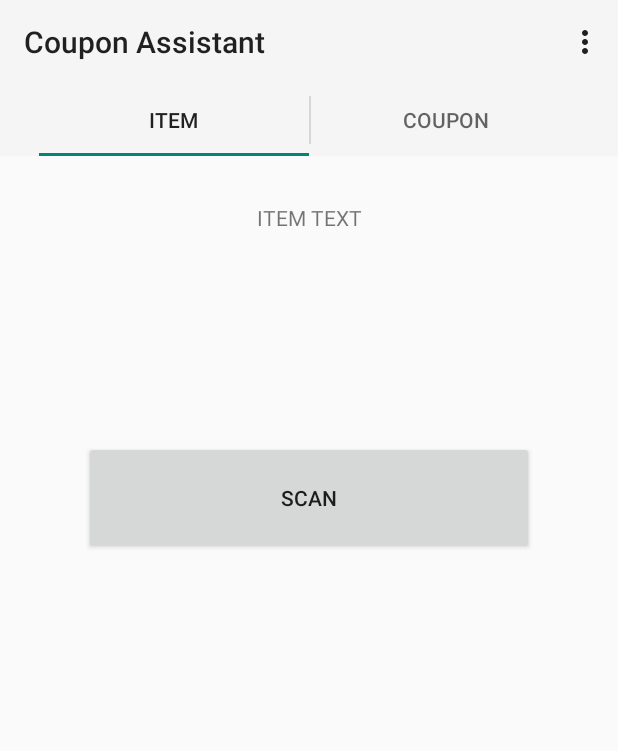
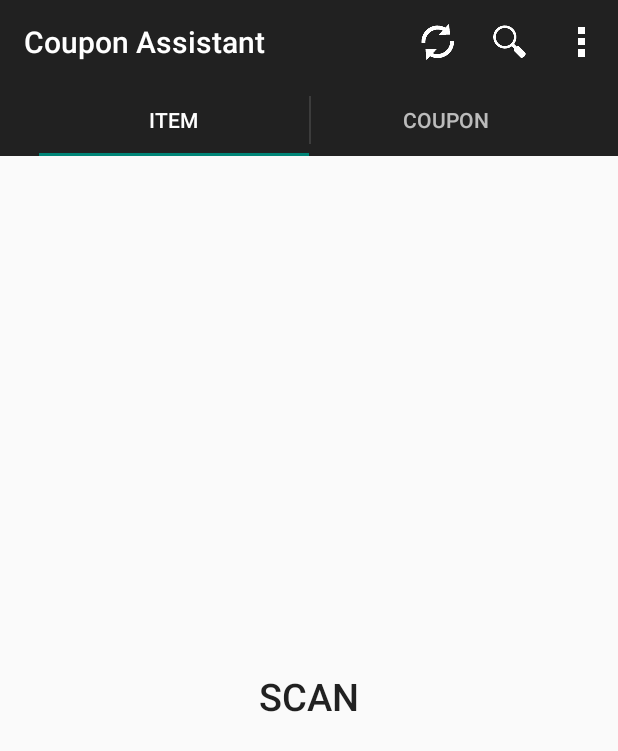
Before and after one commit to DL-Thompson/AndroidCouponAssistant, an Android app: the screen it shows after launch (MainActivity), on a phone screen of 412 x 824 dp. Shown: the top 751 px of the screen. Run offline under Robolectric (Android 15) with nearby library versions, the phone set to English and light mode, and no system bars.

Commit message:
ActionBar - added refresh, search, settings buttons

```diff
--- a/CouponAssistant/CouponAssistant/src/main/AndroidManifest.xml
+++ b/CouponAssistant/CouponAssistant/src/main/AndroidManifest.xml
@@ -5,7 +5,7 @@
     android:versionName="1.0" >
 
     <uses-sdk
-        android:minSdkVersion="9"
+        android:minSdkVersion="14"
         android:targetSdkVersion="18" />
 
     <application
--- a/CouponAssistant/CouponAssistant/src/main/res/layout/fragment_coupon.xml
+++ b/CouponAssistant/CouponAssistant/src/main/res/layout/fragment_coupon.xml
@@ -8,7 +8,7 @@
     android:paddingBottom="@dimen/activity_vertical_margin"
     tools:context=".MainActivity$PlaceholderFragment">
 
-
+    <!--
     <TextView
         android:id="@+id/section_label_coupon"
         android:layout_width="match_parent"
@@ -16,7 +16,7 @@
         android:text="@string/fragment_coupon_text"
         android:padding="15dp"
         android:gravity="center_horizontal" />
-
+    -->
     <include layout="@layout/scan"/>
 
 </RelativeLayout>
--- a/CouponAssistant/CouponAssistant/src/main/res/layout/fragment_item.xml
+++ b/CouponAssistant/CouponAssistant/src/main/res/layout/fragment_item.xml
@@ -8,6 +8,7 @@
     android:paddingBottom="@dimen/activity_vertical_margin"
     tools:context=".MainActivity$PlaceholderFragment">
 
+    <!--
     <TextView
         android:id="@+id/section_label_item"
         android:layout_width="match_parent"
@@ -15,7 +16,7 @@
         android:text="@string/fragment_item_text"
         android:padding="15dp"
         android:gravity="center_horizontal" />
-
+    -->
     <include layout="@layout/scan" />
 
 </RelativeLayout>
--- a/CouponAssistant/CouponAssistant/src/main/res/layout/scan.xml
+++ b/CouponAssistant/CouponAssistant/src/main/res/layout/scan.xml
@@ -5,13 +5,14 @@
     android:layout_height="match_parent">
     <Button
         android:id="@+id/scan_button"
-        android:layout_width="300dip"
-        android:layout_height="75dip"
+        android:layout_width="fill_parent"
+        android:layout_height="fill_parent"
         android:layout_alignParentTop="true"
         android:layout_centerHorizontal="true"
-        android:layout_marginTop="174dp"
         android:text="@string/button_scan"
-        android:layout_gravity="center_horizontal" />
+        android:textSize="25dp"
+        android:layout_gravity="center_horizontal"
+        android:background="@android:color/transparent"/>
     <TextView
         android:id="@+id/scan_format"
         android:layout_width="wrap_content"
--- a/CouponAssistant/CouponAssistant/src/main/res/menu/main.xml
+++ b/CouponAssistant/CouponAssistant/src/main/res/menu/main.xml
@@ -1,8 +1,22 @@
 <menu xmlns:android="http://schemas.android.com/apk/res/android"
     xmlns:app="http://schemas.android.com/apk/res-auto">
 
+    <item android:id="@+id/action_refresh"
+        android:orderInCategory="100"
+        android:title="@string/action_refresh"
+        android:icon="@drawable/ic_action_refresh"
+        app:showAsAction="always" />
+
+    <item android:id="@+id/action_search"
+        android:orderInCategory="100"
+        android:title="@string/action_search"
+        android:icon="@drawable/ic_action_search"
+        app:showAsAction="always" />
+
     <item android:id="@+id/action_settings"
+        android:orderInCategory="100"
+        android:icon="@drawable/ic_action_overflow"
         android:title="@string/action_settings"
-        android:orderInCategory="100"
-        app:showAsAction="never" />
+        app:showAsAction="always" />
+
 </menu>
--- a/CouponAssistant/CouponAssistant/src/main/res/values/strings.xml
+++ b/CouponAssistant/CouponAssistant/src/main/res/values/strings.xml
@@ -9,5 +9,7 @@
     <string name="button_scan">SCAN</string>
     <string name="fragment_item_text">ITEM TEXT</string>
     <string name="fragment_coupon_text">COUPON TEXT</string>
+    <string name="action_search">Search</string>
+    <string name="action_refresh">Refresh</string>
 
 </resources>
--- a/CouponAssistant/CouponAssistant/src/main/res/values/styles.xml
+++ b/CouponAssistant/CouponAssistant/src/main/res/values/styles.xml
@@ -1,7 +1,7 @@
 <resources>
 
     <!-- Base application theme. -->
-    <style name="AppTheme" parent="Theme.AppCompat.Light">
+    <style name="AppTheme" parent="@style/Theme.AppCompat.Light.DarkActionBar">
         <!-- Customize your theme here. -->
     </style>
 
```
Also changed, not shown: CouponAssistant/CouponAssistant/src/main/java/com/corylucasjeffery/couponassistant/MainActivity.java (+29 -8 lines), CouponAssistant/CouponAssistant/src/main/res/layout/header.xml (deleted, +0 -16 lines).
